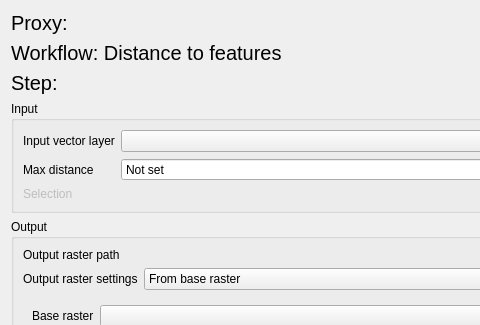
The window that eis_qgis_plugin/resources/ui/mineral_proxies/proxy_workflow1_dist_to_features.ui (GispoCoding/eis_qgis_plugin) describes before a commit, drawn with Qt 5; both pictures show x 0 to 480 and y 0 to 325 of the 746 by 734 pixel window.
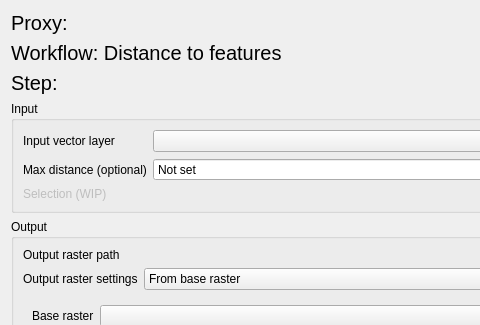
The same window after the commit. Custom widgets are drawn as their Qt base class.

Commit message: add tooltips to proxy processing, add 'optional' to max distance label

What changed in the file:
```diff
--- a/eis_qgis_plugin/resources/ui/mineral_proxies/proxy_workflow1_dist_to_features.ui
+++ b/eis_qgis_plugin/resources/ui/mineral_proxies/proxy_workflow1_dist_to_features.ui
@@ -75,7 +75,7 @@
          <bool>false</bool>
         </property>
         <property name="text">
-         <string>Selection</string>
+         <string>Selection (WIP)</string>
         </property>
        </widget>
       </item>
@@ -102,7 +102,7 @@
       <item row="1" column="0">
        <widget class="QLabel" name="label">
         <property name="text">
-         <string>Max distance</string>
+         <string>Max distance (optional)</string>
         </property>
        </widget>
       </item>
```
Left out of the diff: 15 changed lines with no effect on the pictures. The commit also changes 2 other files.
